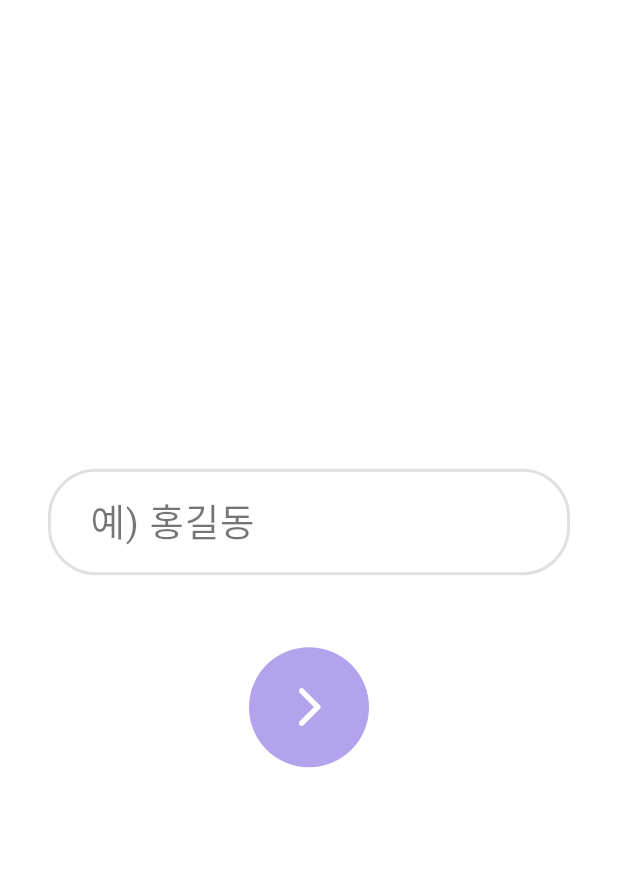
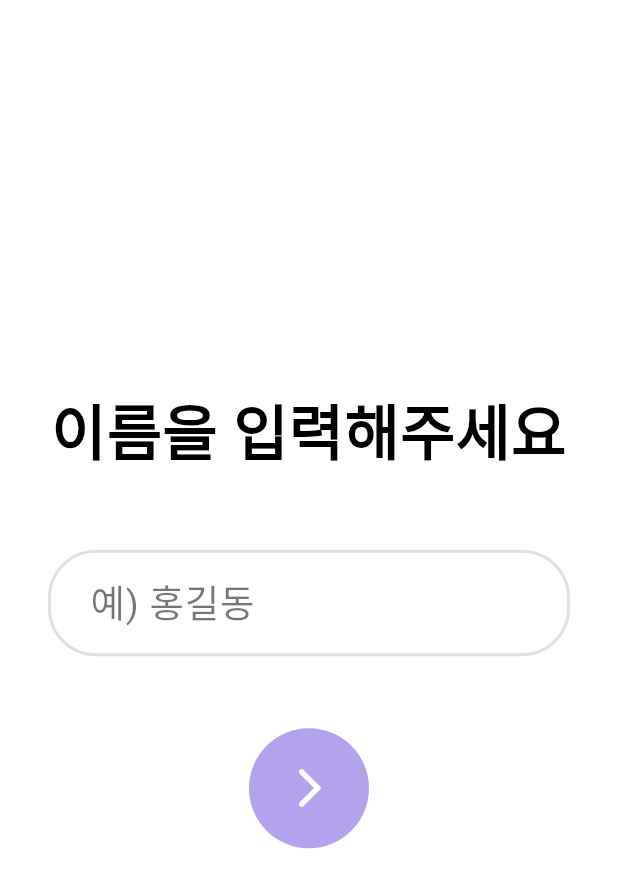
Before and after one commit to BlueDragonThon/FRONT, a Flutter app: the screen it shows after launch, on a phone screen of 412 x 824 dp. Shown: the top 888 px of the screen. Run offline on Flutter 3.47's test engine with Material 3 defaults, Android fonts, the phone set to English and light mode, and no system bars; our stand-ins replace flutter_dotenv, flutter_local_notifications, geocoding, geolocator, shared_preferences, timezone; Roboto replaces fonts that are missing (Pretendard).

Commit message:
fix: 스플래시 모션 연계 복구, 이름 입력 안내 문구 복구

```diff
--- a/lib/screens/mobile_name_input_screen.dart
+++ b/lib/screens/mobile_name_input_screen.dart
@@ -1,11 +1,10 @@
-import 'package:bluedragonthon/screens/search.dart';
 import 'package:flutter/material.dart';
 import 'package:flutter/services.dart'; // 진동 사용시 필요
 import 'package:shared_preferences/shared_preferences.dart';
 import 'mobile_age_select_screen.dart'; // 나이 화면
 
 class MobileNameInputScreen extends StatefulWidget {
-  const MobileNameInputScreen({super.key});
+  const MobileNameInputScreen({Key? key}) : super(key: key);
 
   @override
   State<MobileNameInputScreen> createState() => _MobileNameInputScreenState();
@@ -91,6 +90,24 @@ class _MobileNameInputScreenState extends State<MobileNameInputScreen> {
             child: Column(
               mainAxisAlignment: MainAxisAlignment.center,
               children: [
+                /*
+                const Text(
+                  '환영합니다!',
+                  style: TextStyle(
+                    fontSize: 60,
+                    fontWeight: FontWeight.bold,
+                  ),
+                ),
+                const SizedBox(height: 50),*/
+                const Text(
+                  '이름을 입력해주세요',
+                  style: TextStyle(
+                    fontSize: 40,
+                    fontWeight: FontWeight.bold,
+                  ),
+                ),
+                const SizedBox(height: 48),
+
                 // TextField
                 TextField(
                   controller: _nameController,
```
Also changed, not shown: lib/screens/mobile_splash_screen.dart (+120 -85 lines).
